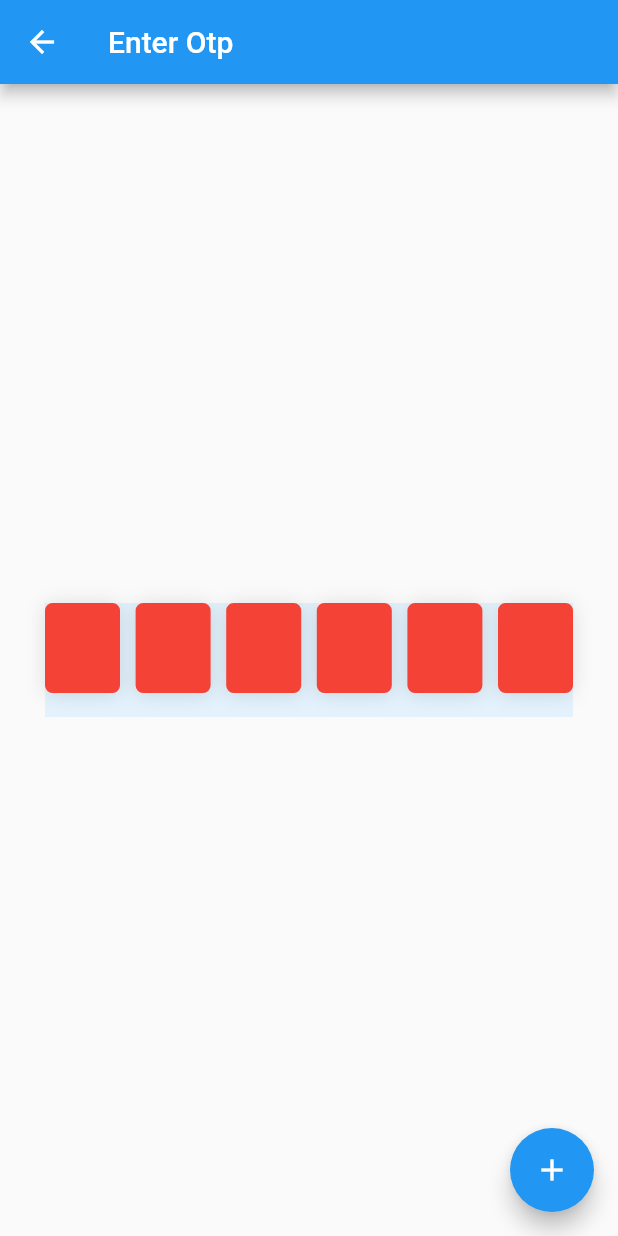
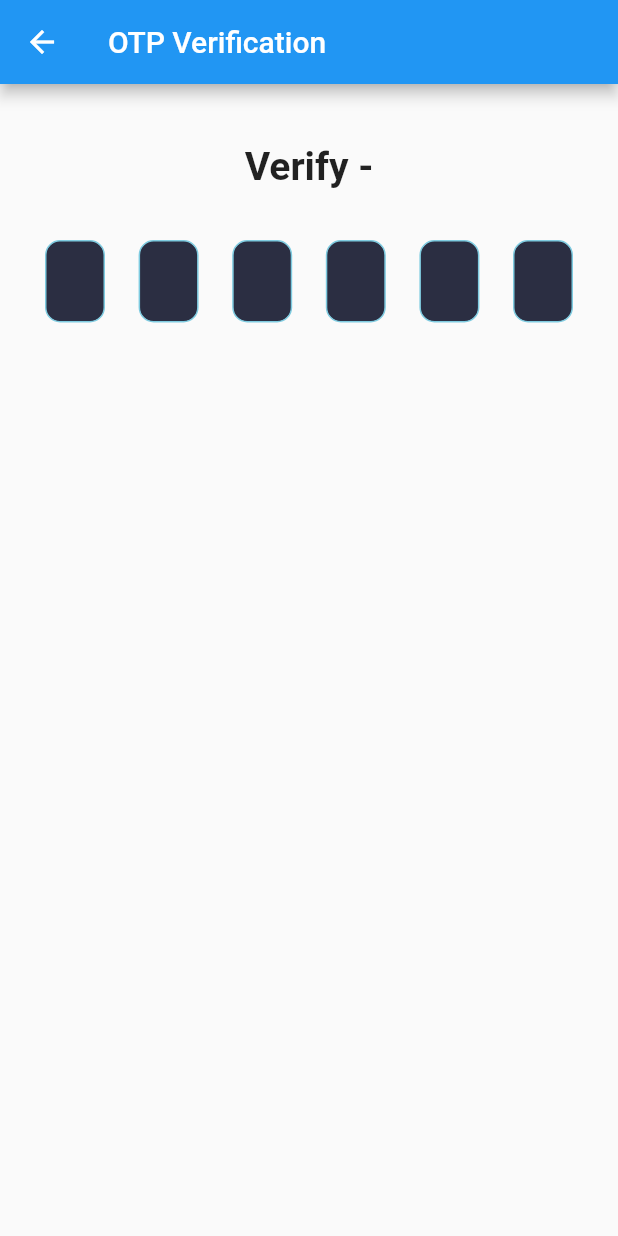
Before and after one commit to ankit007im/dukaa_clone, a Flutter app: the GetOtp screen opened directly, on a phone screen of 412 x 824 dp. Run offline on Flutter 3.47's test engine with Material 2 defaults, Android fonts, the phone set to English and light mode, and no system bars; drawn by our look-alikes of pin_code_fields; our stand-ins replace cloud_firestore, firebase_auth, firebase_core, get, pinput; accounts and stored records are empty.

Commit message:
Yay Added firebase phone auth

```diff
--- a/lib/pages/Otp.dart
+++ b/lib/pages/Otp.dart
@@ -1,95 +1,65 @@
-import 'package:dukaan_clone/components/authController.dart';
+import 'package:dukaan_clone/controller/authController.dart';
 import 'package:flutter/material.dart';
 import 'package:get/get.dart';
-import 'package:pin_code_fields/pin_code_fields.dart';
+import 'package:pinput/pin_put/pin_put.dart';
 
 class GetOtp extends StatelessWidget {
-  final AuthController authController = Get.put(AuthController());
+  final AuthController authC = Get.find();
   @override
   Widget build(BuildContext context) {
-    final formKey = GlobalKey<FormState>();
-    TextEditingController textEditingController = TextEditingController();
+    final GlobalKey<ScaffoldState> _scaffoldkey = GlobalKey<ScaffoldState>();
+    final FocusNode _pinPutFocusNode = FocusNode();
 
     return Scaffold(
+      key: _scaffoldkey,
       appBar: AppBar(
-        title: Text("Enter Otp"),
+        title: Text('OTP Verification'),
       ),
-      body: Container(
-        alignment: Alignment.center,
-        child: Form(
-          key: formKey,
-          child: Padding(
-              padding:
-                  const EdgeInsets.symmetric(vertical: 8.0, horizontal: 30),
-              child: PinCodeTextField(
-                appContext: context,
-                pastedTextStyle: TextStyle(
-                  color: Colors.green.shade600,
-                  fontWeight: FontWeight.bold,
+      body: Column(
+        children: [
+          Container(
+            margin: EdgeInsets.only(top: 40),
+            child: Center(
+              child: Text(
+                'Verify -${authC.phoneNumberController.text}',
+                style: TextStyle(fontWeight: FontWeight.bold, fontSize: 26),
               ),
-                length: 6,
-                obscureText: false,
-                obscuringCharacter: '*',
-                // animationType: AnimationType.fade,
-                validator: (v) {
-                  if (v.length < 3) {
-                    return "I'm from validator";
-                  } else {
-                    return null;
+            ),
+          ),
+          Padding(
+            padding: const EdgeInsets.all(30.0),
+            child: PinPut(
+              fieldsCount: 6,
+              textStyle: const TextStyle(fontSize: 25.0, color: Colors.white),
+              eachFieldWidth: 40.0,
+              eachFieldHeight: 55.0,
+              focusNode: _pinPutFocusNode,
+              controller: authC.pinPutController,
+              submittedFieldDecoration: pinPutDecoration,
+              selectedFieldDecoration: pinPutDecoration,
+              followingFieldDecoration: pinPutDecoration,
+              pinAnimationType: PinAnimationType.fade,
+              onSubmit: (pin) async {
+                try {
+                  authC.verifyOTPAndLogin(smsCode: pin);
+                } catch (e) {
+                  FocusScope.of(context).unfocus();
+                  _scaffoldkey.currentState
+                      .showSnackBar(SnackBar(content: Text('invalid OTP')));
                 }
               },
-                pinTheme: PinTheme(
-                  shape: PinCodeFieldShape.box,
-                  borderRadius: BorderRadius.circular(5),
-                  fieldHeight: 60,
-                  fieldWidth: 50,
-                  // activeFillColor: authController.hasError =
-                  //     false ? Colors.orange : Colors.white as bool,
             ),
-                cursorColor: Colors.black,
-                animationDuration: Duration(milliseconds: 300),
-                textStyle: TextStyle(fontSize: 20, height: 1.6),
-                backgroundColor: Colors.blue.shade50,
-                enableActiveFill: true,
-                // errorAnimationController: errorController,
-                controller: textEditingController,
-                keyboardType: TextInputType.number,
-                boxShadows: [
-                  BoxShadow(
-                    offset: Offset(0, 1),
-                    color: Colors.black12,
-                    blurRadius: 10,
           )
         ],
-                onCompleted: (v) {
-                  print("Completed");
-                },
-                // onTap: () {
-                //   print("Pressed");
-                // },
-                onChanged: (value) {
-                  print(value);
-                  authController.currentText = value;
-                },
-                beforeTextPaste: (text) {
-                  print("Allowing to paste $text");
-                  //if you return true then it will show the paste confirmation dialog. Otherwise if false, then nothing will happen.
-                  //but you can show anything you want here, like your pop up saying wrong paste format or etc
-                  return true;
-                },
-              )),
-        ),
-      ),
-      floatingActionButton: FloatingActionButton(
-        onPressed: () {
-          authController.verifyOTPAndLogin(smsCode: authController.currentText);
-        },
-        child: Icon(
-          Icons.add,
-          color: Colors.white,
-        ),
-        backgroundColor: Colors.blue,
       ),
     );
   }
+
+  final BoxDecoration pinPutDecoration = BoxDecoration(
+    color: const Color.fromRGBO(43, 46, 66, 1),
+    borderRadius: BorderRadius.circular(10.0),
+    border: Border.all(
+      color: const Color.fromRGBO(126, 203, 224, 1),
+    ),
+  );
 }
--- a/lib/pages/RegisterPage.dart
+++ b/lib/pages/RegisterPage.dart
@@ -1,4 +1,4 @@
-import 'package:dukaan_clone/components/authController.dart';
+import 'package:dukaan_clone/controller/authController.dart';
 import 'package:dukaan_clone/pages/Otp.dart';
 import 'package:flutter/material.dart';
 import 'package:get/get.dart';
@@ -22,7 +22,7 @@ class RegisterNumber extends StatelessWidget {
         onPressed: () {
           print(authController.phoneNumberController.text);
           authController.verifyPhoneNumber();
-          Get.to(GetOtp());
+          // Get.to(GetOtp());
         },
         child: Icon(
           Icons.arrow_forward,
--- a/pubspec.yaml
+++ b/pubspec.yaml
@@ -31,7 +31,8 @@ dependencies:
   # firbase plugins
   cloud_firestore: ^0.14.4
   firebase_auth:
-  pin_code_fields:
+  # pin_code_fields:
+  pinput:
   get:
 
 dev_dependencies:
```
Also changed, not shown: lib/components/authController.dart (deleted, +0 -117 lines), lib/controller/authController.dart (added, +104 -0 lines), lib/pages/home.dart (+9 -1 lines), pubspec.lock. Lines whose indentation alone changed are shown as unchanged.
